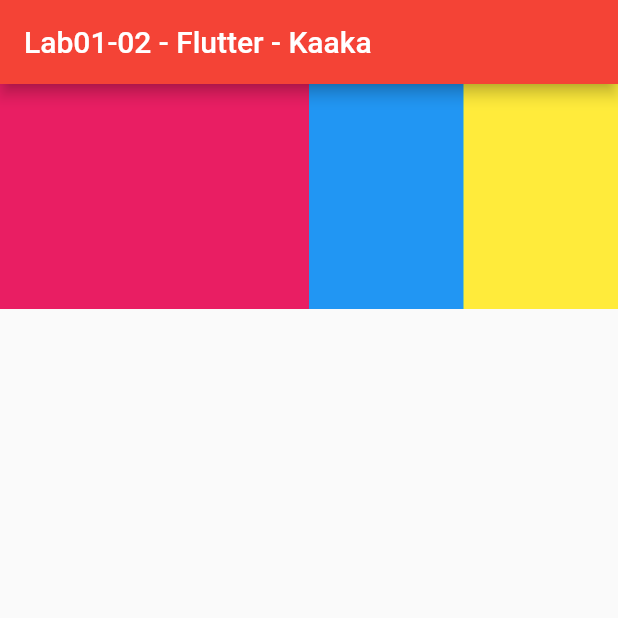
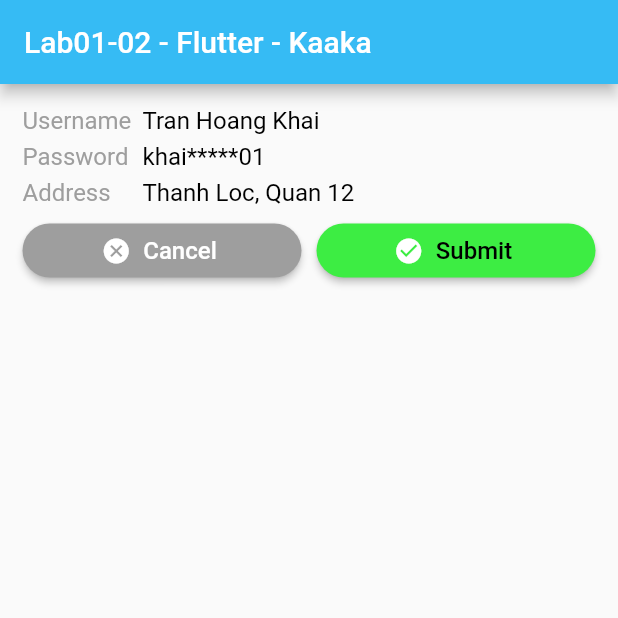
Before and after one commit to tranhoangkhai1506/android_flutter_basic, a Flutter app: the screen it shows after launch, on a phone screen of 412 x 824 dp, the top half of it. Run offline on Flutter 3.47's test engine with Material 2 defaults, Android fonts, the phone set to English and light mode, and no system bars.

Commit message:
column-row-expanded-container

```diff
--- a/lib/main.dart
+++ b/lib/main.dart
@@ -6,13 +6,92 @@ void main() {
         child: Scaffold(
       // body: Center(child: LoadingProgressBar(true),),
       appBar: AppBar(
-        backgroundColor: Colors.red,
+        backgroundColor: const Color.fromARGB(255, 54, 187, 244),
         title: const Text("Lab01-02 - Flutter - Kaaka"),
       ),
-      body: MyWidget(),
+      body: TongHop(),
     )),
     debugShowCheckedModeBanner: false,
   ));
+}
+
+class TongHop extends StatelessWidget {
+  @override
+  Widget build(BuildContext context) {
+    return Container(
+      padding: const EdgeInsets.all(15),
+      child: Column(
+        children: [
+          const Row(
+            children: [
+              SizedBox(
+                width: 80,
+                child: Text('Username',
+                    style: TextStyle(fontSize: 16, color: Colors.grey)),
+              ),
+              Text('Tran Hoang Khai',
+                  style: TextStyle(fontSize: 16, color: Colors.black)),
+            ],
+          ),
+          const SizedBox(height: 5),
+          const Row(
+            children: [
+              SizedBox(
+                width: 80,
+                child: Text('Password',
+                    style: TextStyle(fontSize: 16, color: Colors.grey)),
+              ),
+              Text('khai*****01',
+                  style: TextStyle(fontSize: 16, color: Colors.black)),
+            ],
+          ),
+          const SizedBox(height: 5),
+          const Row(
+            children: [
+              SizedBox(
+                width: 80,
+                child: Text('Address',
+                    style: TextStyle(fontSize: 16, color: Colors.grey)),
+              ),
+              Text('Thanh Loc, Quan 12',
+                  style: TextStyle(fontSize: 16, color: Colors.black)),
+            ],
+          ),
+          const SizedBox(height: 5),
+          Row(
+            children: [
+              Expanded(
+                  child: ElevatedButton.icon(
+                      onPressed: () {},
+                      style: ElevatedButton.styleFrom(
+                        backgroundColor: Colors.grey,
+                        foregroundColor: Colors.white,
+                        shape: RoundedRectangleBorder(
+                            borderRadius: BorderRadius.circular(20)),
+                      ),
+                      icon: const Icon(Icons.cancel, size: 20),
+                      label: const Text('Cancel',
+                          style: TextStyle(fontSize: 16)))),
+              const SizedBox(
+                width: 10,
+              ),
+              Expanded(
+                  child: ElevatedButton.icon(
+                      onPressed: () {},
+                      style: ElevatedButton.styleFrom(
+                        backgroundColor: const Color.fromARGB(255, 61, 237, 67),
+                        shape: RoundedRectangleBorder(
+                            borderRadius: BorderRadius.circular(20)),
+                      ),
+                      icon: const Icon(Icons.check_circle, size: 20),
+                      label: const Text('Submit',
+                          style: TextStyle(fontSize: 16, color: Colors.black))))
+            ],
+          )
+        ],
+      ),
+    );
+  }
 }
 
 class MyWidget extends StatelessWidget {
@@ -122,12 +201,12 @@ class MyWidget extends StatelessWidget {
     //         onPressed: () {
     //           print("Done!");
     //         },
-    //         style: ElevatedButton.styleFrom(
-    //             backgroundColor: Colors.pink,
-    //             foregroundColor: Colors.white,
-    //             shape: RoundedRectangleBorder(
-    //                 borderRadius: BorderRadius.circular(20)),
-    //             shadowColor: Colors.yellow.withOpacity(1)),
+    // style: ElevatedButton.styleFrom(
+    //     backgroundColor: Colors.pink,
+    //     foregroundColor: Colors.white,
+    //     shape: RoundedRectangleBorder(
+    //         borderRadius: BorderRadius.circular(20)),
+    //     shadowColor: Colors.yellow.withOpacity(1)),
     //         label: const Text('Android', style: TextStyle(fontSize: 20)),
     //         icon: const Icon(Icons.android, size: 20),
     //       ),
```
